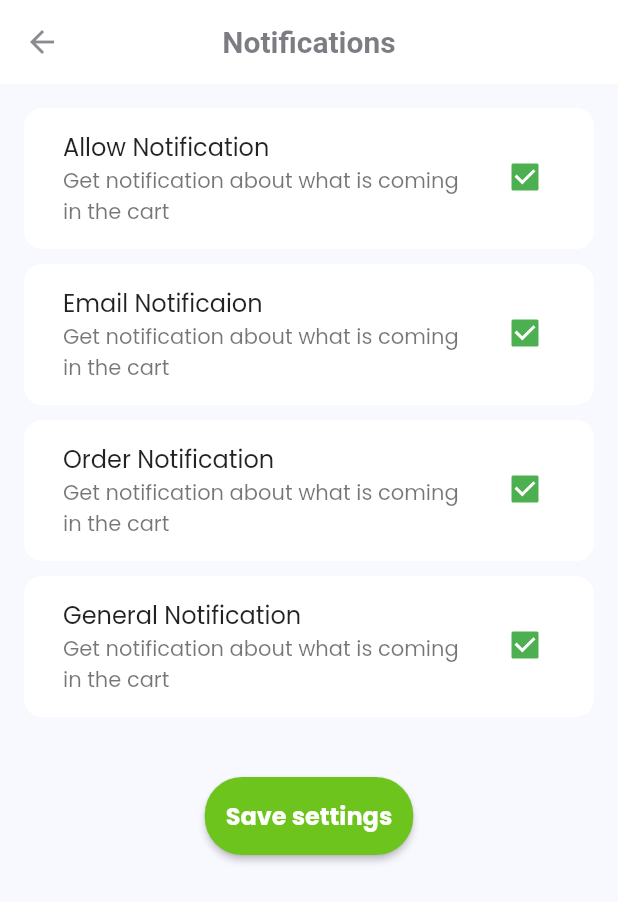
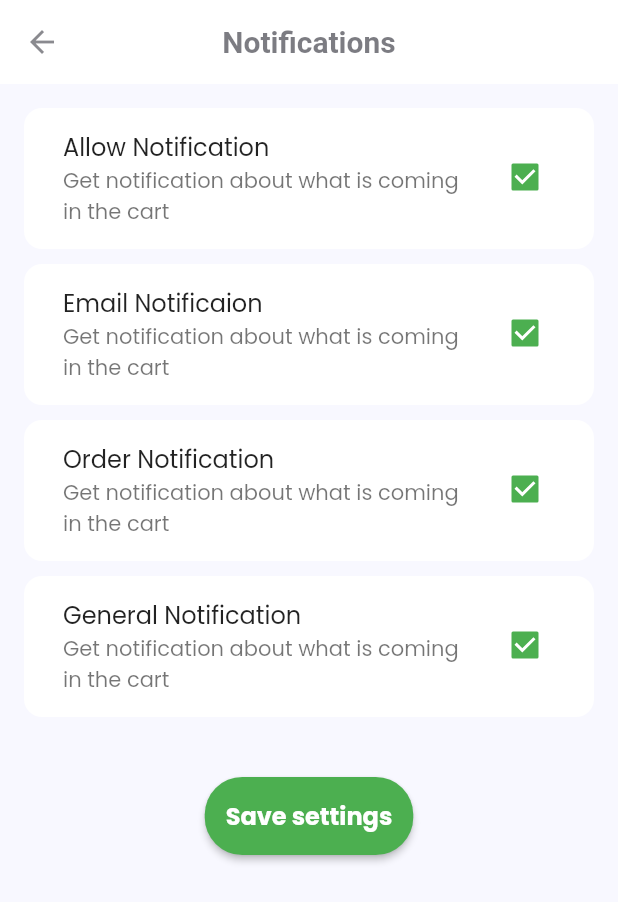
Before and after one commit to pranavo72bex/shoppingApp, a Flutter app: the NotificationsPage screen opened by its route, on a phone screen of 412 x 824 dp. Shown: the top 902 px of the screen. Run offline on Flutter 3.47's test engine with Material 2 defaults, Android fonts, the phone set to English and light mode, and no system bars; our stand-ins replace auto_route, google_fonts.

Commit message:
notifications

```diff
--- a/lib/presentation/notification/notification_page.dart
+++ b/lib/presentation/notification/notification_page.dart
@@ -1,5 +1,4 @@
 import 'package:flutter/material.dart';
-import 'package:google_fonts/google_fonts.dart';
 import 'package:shoppingApp/presentation/common_widget/custom_button.dart';
 import 'package:shoppingApp/presentation/common_widget/text_style.dart';
 
@@ -53,8 +52,7 @@ class _NotificationsPageState extends State<NotificationsPage> {
             ),
             Btns(
               text: "Save settings",
-              fillcolor: Color(0xff6cc41d),
-              textcolor: Colors.white,
+              // fillcolor: Color(0xff6cc41d),
               onPressed: () {},
             ),
           ],
```
